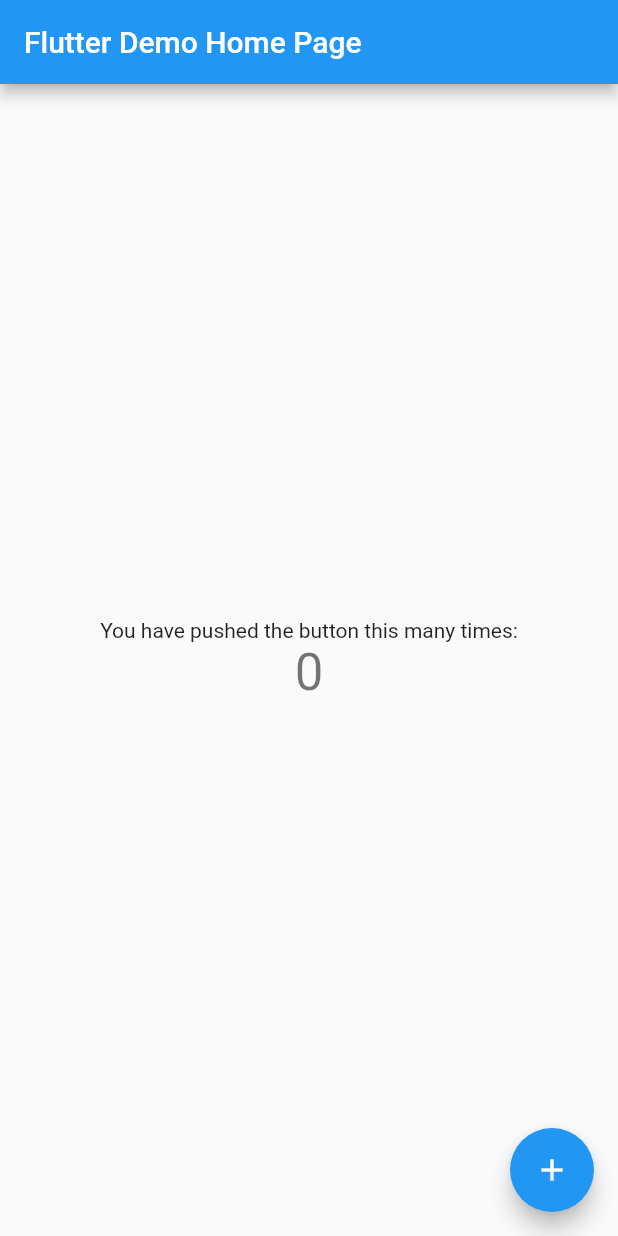
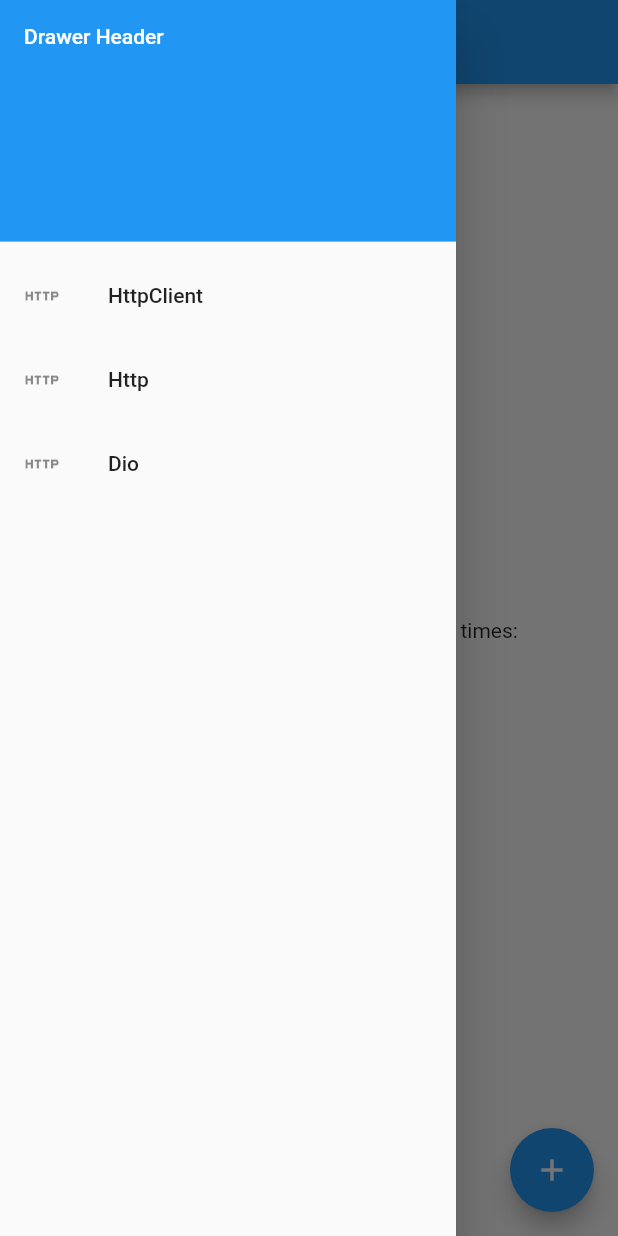
Before and after one commit to NGC-XYZ/FoodHunter, a Flutter app: the screen it shows after launch, with the side drawer open (before the commit the screen has no drawer), on a phone screen of 412 x 824 dp. Run offline on Flutter 3.47's test engine with Material 2 defaults, Android fonts, the phone set to English and light mode, and no system bars; our stand-ins replace dio.

Commit message:
feat(#4): add http request demos

```diff
--- a/lib/main.dart
+++ b/lib/main.dart
@@ -1,4 +1,7 @@
 import 'package:flutter/material.dart';
+import 'package:food_hunter/demos/dio_page.dart';
+import 'package:food_hunter/demos/http_client_page.dart';
+import 'package:food_hunter/demos/http_page.dart';
 
 void main() {
   runApp(MyApp());
@@ -73,6 +76,49 @@ class _MyHomePageState extends State<MyHomePage> {
         // the App.build method, and use it to set our appbar title.
         title: Text(widget.title),
       ),
+      drawer: Drawer(
+        child: ListView(
+          padding: EdgeInsets.zero,
+          children: <Widget>[
+            DrawerHeader(
+              decoration: BoxDecoration(
+                color: Colors.blue,
+              ),
+              child: Text(
+                'Drawer Header',
+                style: TextStyle(color: Colors.white, fontSize: 14),
+              ),
+            ),
+            ListTile(
+              leading: Icon(Icons.http),
+              title: Text('HttpClient'),
+              onTap: () {
+                Navigator.push(context, MaterialPageRoute(builder: (context) {
+                  return HttpClientPage();
+                }));
+              },
+            ),
+            ListTile(
+              leading: Icon(Icons.http),
+              title: Text('Http'),
+              onTap: () {
+                Navigator.push(context, MaterialPageRoute(builder: (context) {
+                  return HttpPage();
+                }));
+              },
+            ),
+            ListTile(
+              leading: Icon(Icons.http),
+              title: Text('Dio'),
+              onTap: () {
+                Navigator.push(context, MaterialPageRoute(builder: (context) {
+                  return DioPage();
+                }));
+              },
+            ),
+          ],
+        ),
+      ),
       body: Center(
         // Center is a layout widget. It takes a single child and positions it
         // in the middle of the parent.
--- a/pubspec.yaml
+++ b/pubspec.yaml
@@ -28,6 +28,8 @@ dependencies:
   # The following adds the Cupertino Icons font to your application.
   # Use with the CupertinoIcons class for iOS style icons.
   cupertino_icons: ^1.0.2
+  http: ^0.13.0
+  dio: ^4.0.0-prev3
 
 dev_dependencies:
   flutter_test:
```
Also changed, not shown: lib/demos/dio_page.dart (added, +60 -0 lines), lib/demos/http_client_page.dart (added, +68 -0 lines), lib/demos/http_page.dart (added, +62 -0 lines), pubspec.lock.
